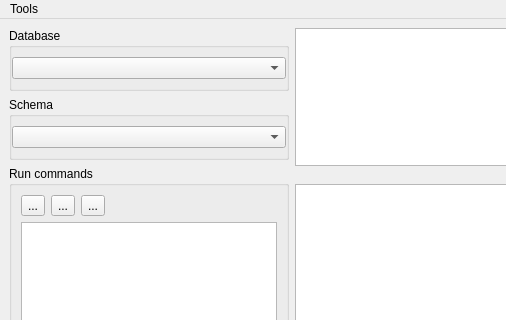
Above: mainwindow.ui from phetaduck/SqlViewGenerator before the change; both pictures show x 0 to 506 and y 0 to 320 of the 1292 by 600 pixel window. Below: the same form after it.
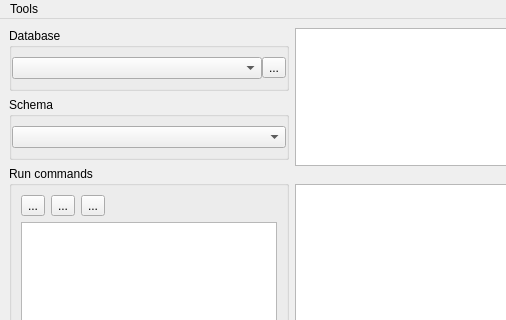
That is the form after the change. Icons and pictures are not drawn. Custom widgets are drawn as their Qt base class.

Diff of the .ui file:
```diff
--- a/mainwindow.ui
+++ b/mainwindow.ui
@@ -135,6 +135,23 @@
          </property>
         </widget>
        </item>
+       <item>
+        <widget class="QToolButton" name="tb_SaveSchema">
+         <property name="text">
+          <string>...</string>
+         </property>
+         <property name="icon">
+          <iconset resource="images.qrc">
+           <normaloff>:/img/res/outline_save_alt_black_36dp.png</normaloff>:/img/res/outline_save_alt_black_36dp.png</iconset>
+         </property>
+         <property name="iconSize">
+          <size>
+           <width>24</width>
+           <height>24</height>
+          </size>
+         </property>
+        </widget>
+       </item>
       </layout>
      </widget>
     </item>
```
Left out of the diff: 2 changed lines with no effect on the pictures.
